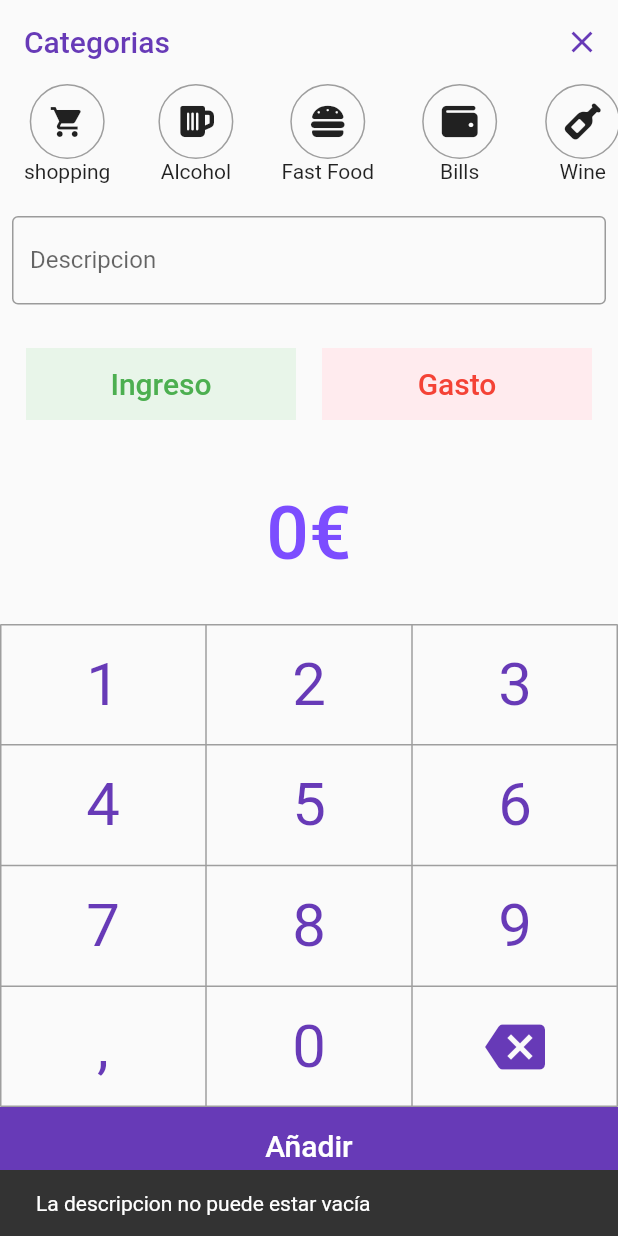
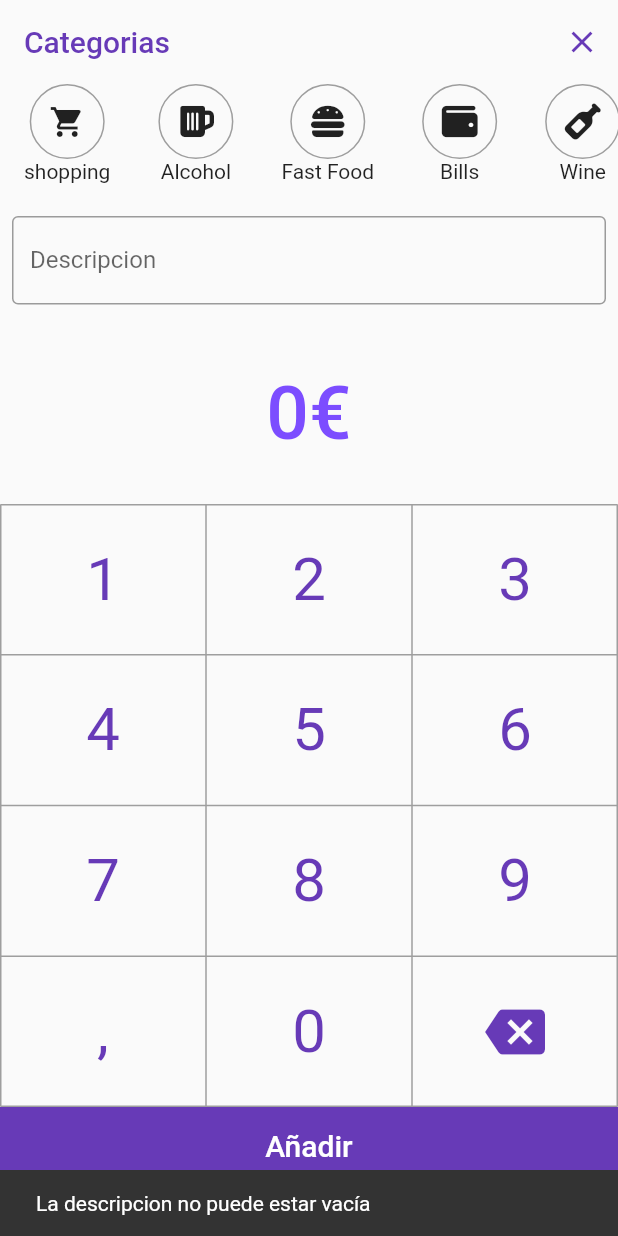
Before and after one commit to JoseAntonioGalan/gestion_app, a Flutter app: the AddPage screen opened by its route, after a tap on "Añadir", on a phone screen of 412 x 824 dp. Run offline on Flutter 3.47's test engine with Material 2 defaults, Android fonts, the phone set to English and light mode, and no system bars; our stand-ins replace charts_flutter, cloud_firestore, firebase_auth, firebase_core, font_awesome_flutter, google_sign_in; accounts and stored records are empty.

Commit message:
Modificacion ventana añadir gatos

```diff
--- a/lib/screens/add_page.dart
+++ b/lib/screens/add_page.dart
@@ -53,7 +53,6 @@ class _AddPageState extends State<AddPage> {
           children: <Widget>[
             _categorySelector(),
             _name(),
-            _tipe(),
             _currentValue(),
             _numpad(),
             _submit(),
@@ -106,40 +105,6 @@ class _AddPageState extends State<AddPage> {
           ),
         ),
       );
-
-  //80
-  Widget _tipe() {
-    // ignore: sized_box_for_whitespace
-    return Container(
-      height: 80.0,
-      child: Row(
-        mainAxisAlignment: MainAxisAlignment.spaceEvenly,
-        children: [
-          Container(
-              width: 180,
-              decoration: BoxDecoration(color: Colors.green.shade50),
-              child: MaterialButton(
-                  child: Text(
-                    "Ingreso",
-                    style:
-                        TextStyle(fontSize: 20.0, color: Colors.green.shade500),
-                  ),
-                  onPressed: () {})),
-          Container(
-            width: 180,
-            decoration: BoxDecoration(color: Colors.red.shade50),
-            child: MaterialButton(
-              child: Text(
-                "Gasto",
-                style: TextStyle(fontSize: 20.0, color: Colors.red.shade500),
-              ),
-              onPressed: () {},
-            ),
-          )
-        ],
-      ),
-    );
-  }
 
   Widget _currentValue() {
     // ignore: sized_box_for_whitespace
@@ -202,7 +167,7 @@ class _AddPageState extends State<AddPage> {
   Widget _numpad() {
     // ignore: sized_box_for_whitespace
     return Container(
-      height: 322,
+      height: 402,
       child: LayoutBuilder(
           builder: (BuildContext context, BoxConstraints constraints) {
         var height = constraints.biggest.height / 4;
@@ -268,8 +233,8 @@ class _AddPageState extends State<AddPage> {
             ),
             onPressed: () {
               String resultado = value.replaceAll(",", ".") ;
-              double valorFinal = double.parse(resultado);
-             if(valorFinal > 0 && category.isNotEmpty && _descripcionController.text.isNotEmpty){
+              double valorFinal = double.parse(resultado) * -1;
+             if(valorFinal < 0 && category.isNotEmpty && _descripcionController.text.isNotEmpty){
                // ignore: avoid_single_cascade_in_expression_statements
                var user = Provider.of<LoginState>(context,listen: false).currentUser();
                FirebaseFirestore.instance
--- a/lib/screens/home_page.dart
+++ b/lib/screens/home_page.dart
@@ -64,11 +64,11 @@ class _MyHomePageState extends State<MyHomePage> {
             mainAxisSize: MainAxisSize.max,
             children: <Widget>[
               // ignore: deprecated_member_use
-              _bottomAction(FontAwesomeIcons.history, () {}),
+              _bottomAction(FontAwesomeIcons.moneyBillTrendUp, () {}),
               _bottomAction(FontAwesomeIcons.chartPie, () {}),
               SizedBox(width: 48.0),
               _bottomAction(FontAwesomeIcons.wallet, () {}),
-              _bottomAction(Icons.settings, () {
+              _bottomAction(FontAwesomeIcons.arrowRightFromBracket, () {
                 Provider.of<LoginState>(context, listen: false).logout();
               }),
             ],
```
